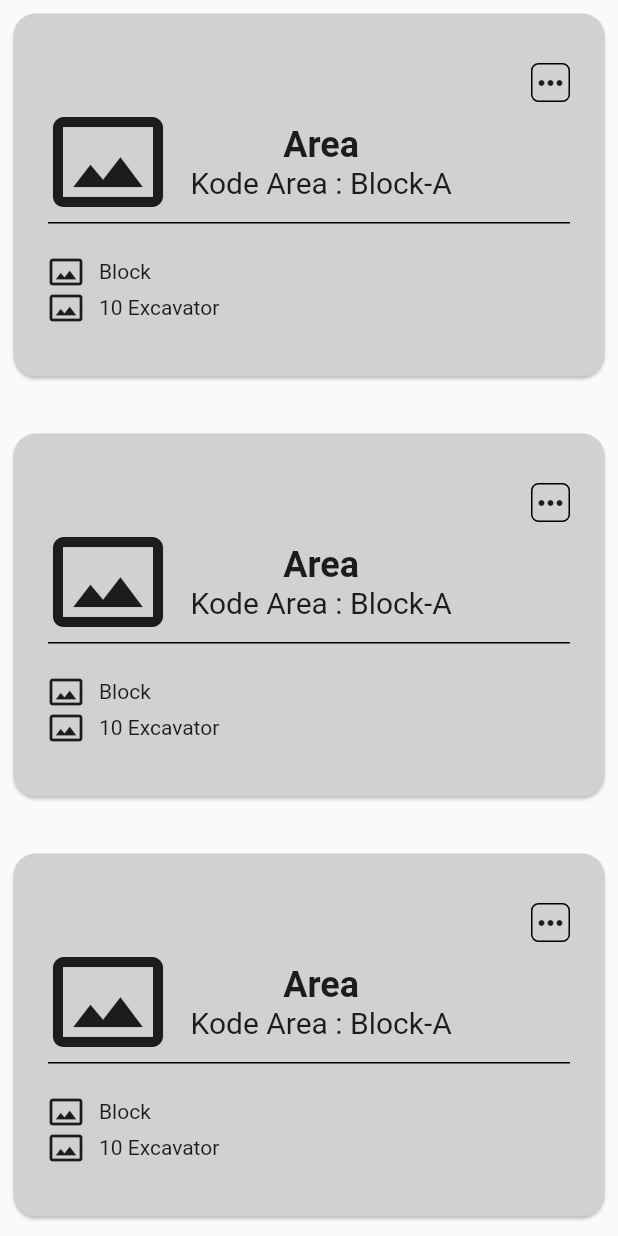
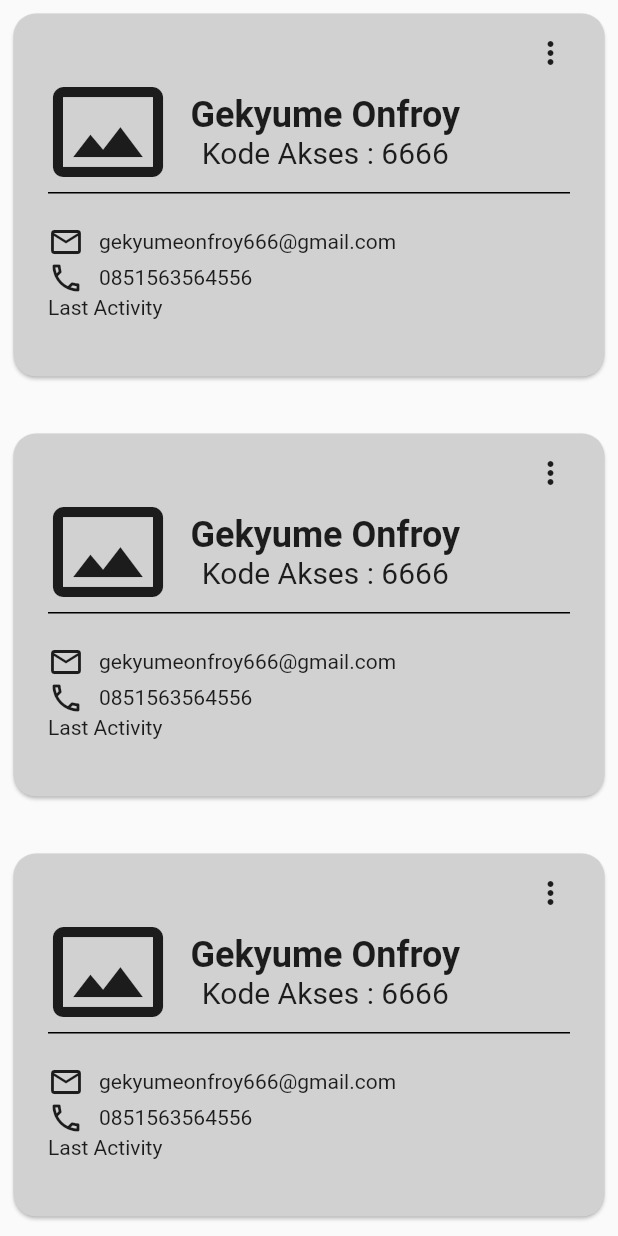
Before and after one commit to Nabilajuanda/PT_RAPP, a Flutter app: the NewUserWidget widget shown alone on an empty page, opened directly, on a phone screen of 412 x 824 dp. Run offline on Flutter 3.47's test engine with Material 2 defaults, Android fonts, the phone set to English and light mode, and no system bars.

Commit message:
Five Commit

```diff
--- a/lib/item/add_user_item.dart
+++ b/lib/item/add_user_item.dart
@@ -19,12 +19,20 @@ class AddUserItem {
           ),
           content: Column(
             children: [
+              const SizedBox(
+                width: 148,
+                height: 148,
+                child: Icon(
+                  Icons.photo_size_select_actual_outlined,
+                  size: 148,
+                ),
+              ),
               SizedBox(
                 width: 400,
                 height: 64,
                 child: TextField(
                   decoration: InputDecoration(
-                      hintText: 'Area Name',
+                      hintText: 'Full Name',
                       border: OutlineInputBorder(
                           borderRadius: BorderRadius.circular(10))),
                 ),
@@ -34,7 +42,7 @@ class AddUserItem {
                 height: 64,
                 child: TextField(
                   decoration: InputDecoration(
-                      hintText: 'Code Area',
+                      hintText: 'Phone Number',
                       border: OutlineInputBorder(
                           borderRadius: BorderRadius.circular(10))),
                 ),
@@ -44,7 +52,8 @@ class AddUserItem {
                 height: 64,
                 child: TextField(
                   decoration: InputDecoration(
-                      hintText: 'Category Area',
+                      prefixIcon: const Icon(Icons.email_outlined),
+                      hintText: 'Email',
                       border: OutlineInputBorder(
                           borderRadius: BorderRadius.circular(10))),
                 ),
@@ -54,7 +63,8 @@ class AddUserItem {
                 height: 64,
                 child: TextField(
                   decoration: InputDecoration(
-                      hintText: 'Excavator',
+                      prefixIcon: const Icon(Icons.key),
+                      hintText: 'Access Code',
                       border: OutlineInputBorder(
                           borderRadius: BorderRadius.circular(10))),
                 ),
@@ -101,7 +111,7 @@ class AddUserItem {
                       ),
                     ),
                     child: const Text(
-                      'Add Area',
+                      'Add Users',
                       style: TextStyle(
                           color: Colors.white, fontWeight: FontWeight.w500),
                     ),
--- a/lib/item/new_user_widget.dart
+++ b/lib/item/new_user_widget.dart
@@ -41,19 +41,15 @@ class _NewUserWidgetState extends State<NewUserWidget> {
 
   Widget buildAreaItem() {
     return Padding(
-      padding: const EdgeInsets.only(left: 15, bottom: 25, top: 25, right: 15),
+      padding: const EdgeInsets.only(left: 15, bottom: 5, top: 5, right: 15),
       child: Column(
         children: [
           Row(
             mainAxisAlignment: MainAxisAlignment.end,
             children: [
-              Container(
+              SizedBox(
                 height: 26,
                 width: 26,
-                decoration: BoxDecoration(
-                  borderRadius: BorderRadius.circular(5),
-                  border: Border.all(color: Colors.black, width: 1),
-                ),
                 child: PopupMenuButton(
                   offset: const Offset(0, 40),
                   iconSize: 15,
@@ -84,7 +80,7 @@ class _NewUserWidgetState extends State<NewUserWidget> {
                     )
                   ],
                   onSelected: (_) {},
-                  child: const Icon(Icons.more_horiz),
+                  child: const Icon(Icons.more_vert),
                 ),
               ),
             ],
@@ -100,7 +96,7 @@ class _NewUserWidgetState extends State<NewUserWidget> {
                   Padding(
                     padding: EdgeInsets.only(left: 15),
                     child: Text(
-                      'Area',
+                      'Gekyume Onfroy',
                       style:
                           TextStyle(fontWeight: FontWeight.w600, fontSize: 24),
                     ),
@@ -108,7 +104,7 @@ class _NewUserWidgetState extends State<NewUserWidget> {
                   Padding(
                     padding: EdgeInsets.only(left: 15),
                     child: Text(
-                      'Kode Area : Block-A',
+                      'Kode Akses : 6666',
                       style: TextStyle(fontSize: 20),
                     ),
                   ),
@@ -126,20 +122,25 @@ class _NewUserWidgetState extends State<NewUserWidget> {
           ),
           Row(
             children: const [
-              Icon(Icons.photo_size_select_actual_outlined),
+              Icon(Icons.email_outlined),
               Padding(
                 padding: EdgeInsets.only(left: 10),
-                child: Text('Block'),
+                child: Text('gekyumeonfroy666@gmail.com'),
               ),
             ],
           ),
           Row(
             children: const [
-              Icon(Icons.photo_size_select_actual_outlined),
+              Icon(Icons.call_outlined),
               Padding(
                 padding: EdgeInsets.only(left: 10),
-                child: Text('10 Excavator'),
+                child: Text('0851563564556'),
               ),
+            ],
+          ),
+          Row(
+            children: const [
+              Text('Last Activity'),
             ],
           ),
         ],
--- a/lib/page/users_page.dart
+++ b/lib/page/users_page.dart
@@ -233,7 +233,7 @@ class _UsersStatePage extends State<UsersPage> {
                 ],
               ),
               const Padding(
-                padding: EdgeInsets.only(bottom: 25),
+                padding: EdgeInsets.only(bottom: 5),
                 child: NewUserWidget(),
               ),
             ],
```
Also changed, not shown: lib/item/update_delete_area_item.dart (deleted, +0 -52 lines).
